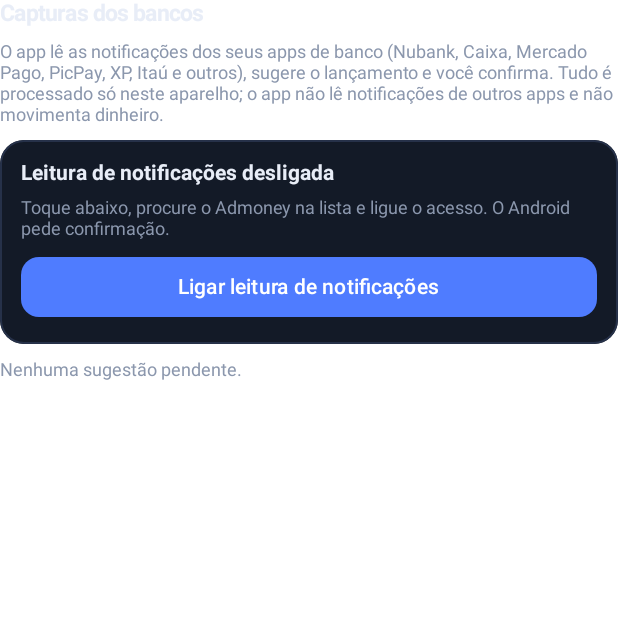
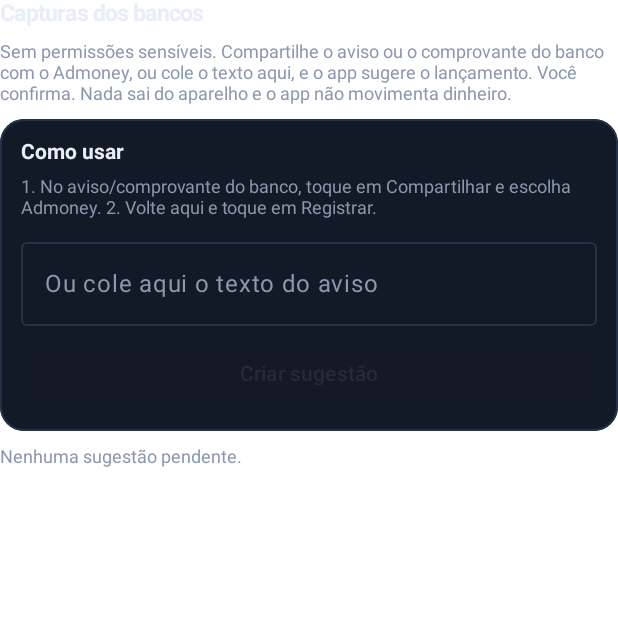
Before and after one commit to matheusalmeidaeca/meu-banco-kotlin, an Android app built with Jetpack Compose: the composable CapturasScreen shown on its own in the app's theme, on a phone screen of 412 x 824 dp, the top half of it. Run offline under Robolectric (Android 15) with nearby library versions, the phone set to English and light mode, and no system bars; pictures from the network do not load; 1 statement that could not run was skipped.

Commit message:
Remove leitura de notificações (Play Protect bloqueava); captura por compartilhar/colar

```diff
--- a/app/src/main/java/com/meubanco/patrimonio/MainActivity.kt
+++ b/app/src/main/java/com/meubanco/patrimonio/MainActivity.kt
@@ -53,6 +53,12 @@ class MainActivity : FragmentActivity() {
     override fun onNewIntent(intent: android.content.Intent) { super.onNewIntent(intent); handleIntent(intent) }
     private fun handleIntent(i: android.content.Intent?) {
         if (i?.action == com.meubanco.patrimonio.widget.BalanceWidget.ACTION_QUICK_SPEND) Ui.quickSpend = true
+        if (i?.action == android.content.Intent.ACTION_SEND && i.type == "text/plain") {
+            val txt = i.getStringExtra(android.content.Intent.EXTRA_TEXT) ?: ""
+            val cap = com.meubanco.patrimonio.data.BankNotif.parseText(txt, System.currentTimeMillis())
+            if (cap != null) { com.meubanco.patrimonio.data.BankNotif.add(applicationContext, cap); Ui.show("Sugestão criada: Mais → Capturas dos bancos") }
+            else Ui.show("Não achei um valor em R$ nesse texto.")
+        }
         val d = i?.data
         if (d != null && d.scheme == "admoney" && d.host == "pluggy") Ui.pluggyResult = d.query ?: "closed=1"
     }
--- a/app/src/main/java/com/meubanco/patrimonio/data/Capture.kt
+++ b/app/src/main/java/com/meubanco/patrimonio/data/Capture.kt
@@ -7,7 +7,7 @@ import java.io.File
 /** Uma movimentação lida de uma notificação de banco, esperando o usuário confirmar. */
 class Cap(val id: Long, val kind: String, val amount: Double, val desc: String, val bank: String)
 
-/** Lê notificações de apps de banco (no próprio aparelho) e transforma em sugestões de lançamento. Nada sai do celular. */
+/** Transforma o texto de avisos de banco em sugestões de lançamento. Tudo no aparelho, sem permissão sensível. */
 object BankNotif {
     private val BANKS = linkedMapOf(
         "nu.production" to "Nubank", "caixa" to "Caixa", "mercadopago" to "Mercado Pago", "picpay" to "PicPay",
@@ -26,8 +26,12 @@ object BankNotif {
     fun parseMoney(s: String): Double? = MONEY.find(s)?.groupValues?.get(1)?.replace(".", "")?.replace(",", ".")?.toDoubleOrNull()
 
     /** Devolve a sugestão, ou null se a notificação não for uma movimentação clara. */
-    fun parse(pkg: String, title: String, text: String, now: Long): Cap? {
-        val bank = bankOf(pkg) ?: return null
+    fun parse(pkg: String, title: String, text: String, now: Long): Cap? { val b = bankOf(pkg) ?: return null; return parseCore(b, title, text, now) }
+
+    /** Texto colado ou compartilhado pelo usuário (aviso do banco, comprovante de Pix). */
+    fun parseText(text: String, now: Long): Cap? = parseCore("Compartilhado", "", text, now)
+
+    private fun parseCore(bank: String, title: String, text: String, now: Long): Cap? {
         val all = "$title. $text".replace('\n', ' ')
         if (IGNORE.containsMatchIn(all)) return null
         val amount = parseMoney(all) ?: return null
@@ -65,9 +69,6 @@ object BankNotif {
     }
     fun remove(ctx: Context, id: Long) = synchronized(lock) { save(ctx, load(ctx).filter { it.id != id }) }
 
-    fun listenerEnabled(ctx: Context): Boolean =
-        androidx.core.app.NotificationManagerCompat.getEnabledListenerPackages(ctx).contains(ctx.packageName)
-
     private fun prefs(ctx: Context) = ctx.getSharedPreferences("admoney_flags", Context.MODE_PRIVATE)
     /** Modo do dono: libera a tela "Contas conectadas" (Meu Pluggy com chaves e IDs). Desligado para as outras pessoas. */
     fun ownerMode(ctx: Context) = prefs(ctx).getBoolean("owner_mode", false)
--- a/app/src/main/java/com/meubanco/patrimonio/ui/CapturasScreen.kt
+++ b/app/src/main/java/com/meubanco/patrimonio/ui/CapturasScreen.kt
@@ -1,7 +1,5 @@
 package com.meubanco.patrimonio.ui
 
-import android.content.Intent
-import android.provider.Settings
 import androidx.compose.foundation.layout.*
 import androidx.compose.runtime.*
 import androidx.compose.ui.Modifier
@@ -15,19 +13,20 @@ import com.meubanco.patrimonio.domain.*
 fun CapturasScreen() {
     val ctx = LocalContext.current; val s = state()
     var tick by remember { mutableIntStateOf(0) }
-    var on by remember { mutableStateOf(BankNotif.listenerEnabled(ctx)) }
+    var pasted by remember { mutableStateOf("") }
     val list = remember(tick, Store.rev) { BankNotif.load(ctx) }
-    LaunchedEffect(Unit) { while (true) { kotlinx.coroutines.delay(1500); on = BankNotif.listenerEnabled(ctx); val n = BankNotif.load(ctx).size; if (n != list.size) tick++ } }
 
     Column(verticalArrangement = Arrangement.spacedBy(10.dp)) {
         H2("Capturas dos bancos")
-        Muted("O app lê as notificações dos seus apps de banco (Nubank, Caixa, Mercado Pago, PicPay, XP, Itaú e outros), sugere o lançamento e você confirma. Tudo é processado só neste aparelho; o app não lê notificações de outros apps e não movimenta dinheiro.")
+        Muted("Sem permissões sensíveis. Compartilhe o aviso ou o comprovante do banco com o Admoney, ou cole o texto aqui, e o app sugere o lançamento. Você confirma. Nada sai do aparelho e o app não movimenta dinheiro.")
         Card {
-            Txt(if (on) "✓ Leitura de notificações ligada" else "Leitura de notificações desligada", bold = true)
-            if (!on) {
-                Muted("Toque abaixo, procure o Admoney na lista e ligue o acesso. O Android pede confirmação.")
-                PrimaryButton("Ligar leitura de notificações") { ctx.startActivity(Intent(Settings.ACTION_NOTIFICATION_LISTENER_SETTINGS).addFlags(Intent.FLAG_ACTIVITY_NEW_TASK)) }
-            } else Muted("Quando o banco avisar uma compra ou um Pix, a sugestão aparece aqui.")
+            Txt("Como usar", bold = true)
+            Muted("1. No aviso/comprovante do banco, toque em Compartilhar e escolha Admoney. 2. Volte aqui e toque em Registrar.")
+            Field(pasted, { pasted = it }, "Ou cole aqui o texto do aviso")
+            PrimaryButton("Criar sugestão", enabled = pasted.isNotBlank()) {
+                val cap = BankNotif.parseText(pasted, System.currentTimeMillis())
+                if (cap != null) { BankNotif.add(ctx, cap); pasted = ""; tick++ } else Ui.show("Não achei um valor em R$ com entrada ou saída clara.")
+            }
         }
         if (list.isEmpty()) Muted("Nenhuma sugestão pendente.")
         list.forEach { c ->
```
Also changed, not shown: app/src/main/AndroidManifest.xml (+5 -7 lines), app/src/main/java/com/meubanco/patrimonio/work/BankNotifService.kt (deleted, +0 -19 lines), 1 other file.
